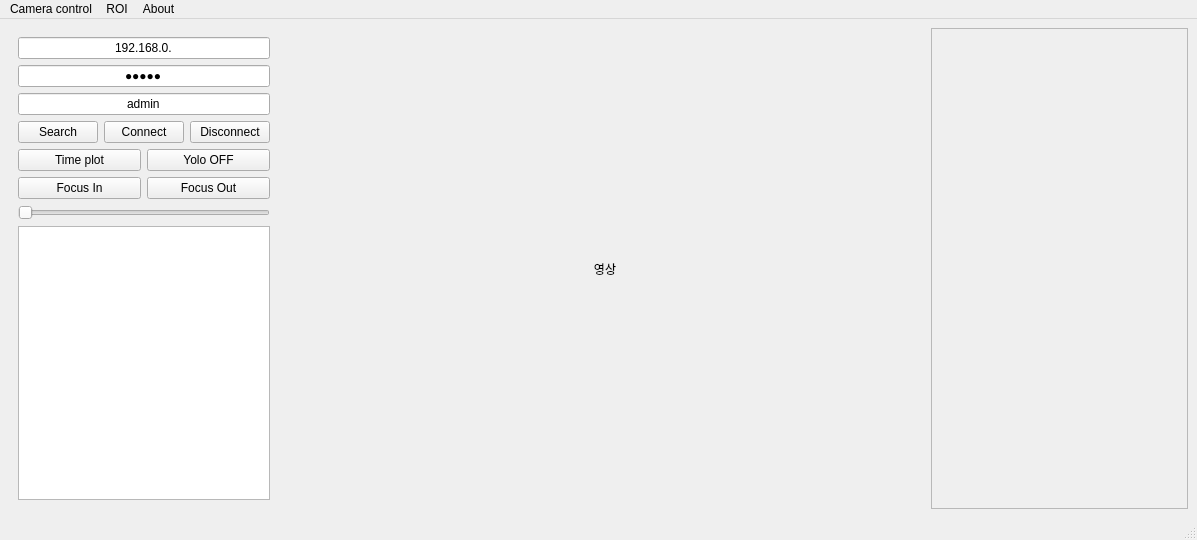
First picture: the form in thermalcam/resources/ui/viewer.ui, repository sue9010/IPCamera, before the edit.
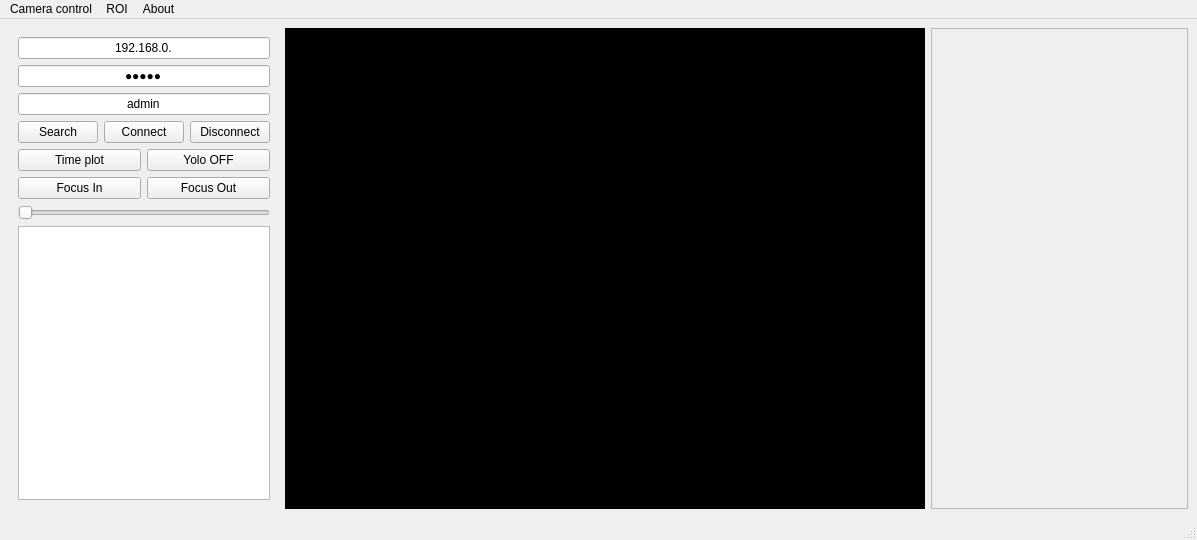
Second picture: the form after the edit.

Commit message: video panel에 기본 색상 black으로 지정

The edit to the form file:
```diff
--- a/thermalcam/resources/ui/viewer.ui
+++ b/thermalcam/resources/ui/viewer.ui
@@ -181,8 +181,12 @@
         <height>480</height>
        </size>
       </property>
+      <property name="styleSheet">
+       <string notr="true">background-color: black;
+</string>
+      </property>
       <property name="text">
-       <string>영상</string>
+       <string/>
       </property>
       <property name="alignment">
        <set>Qt::AlignCenter</set>
```
The commit also changes 2 other files.
